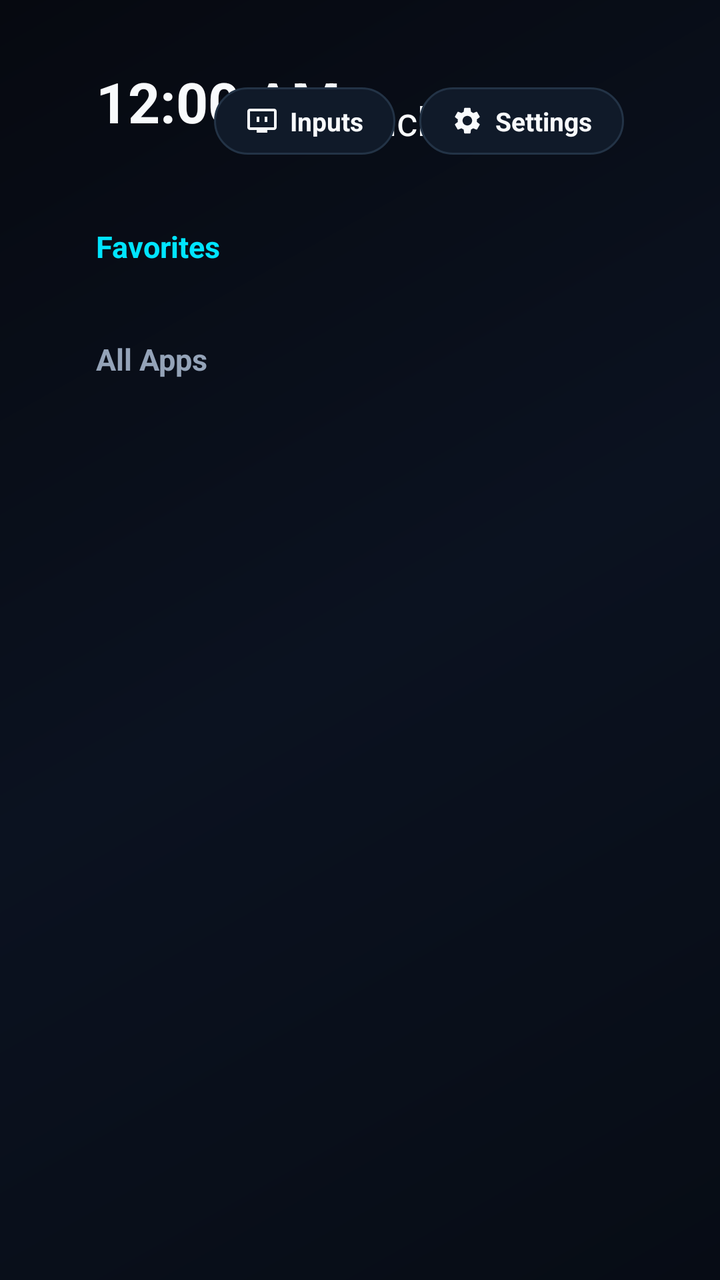
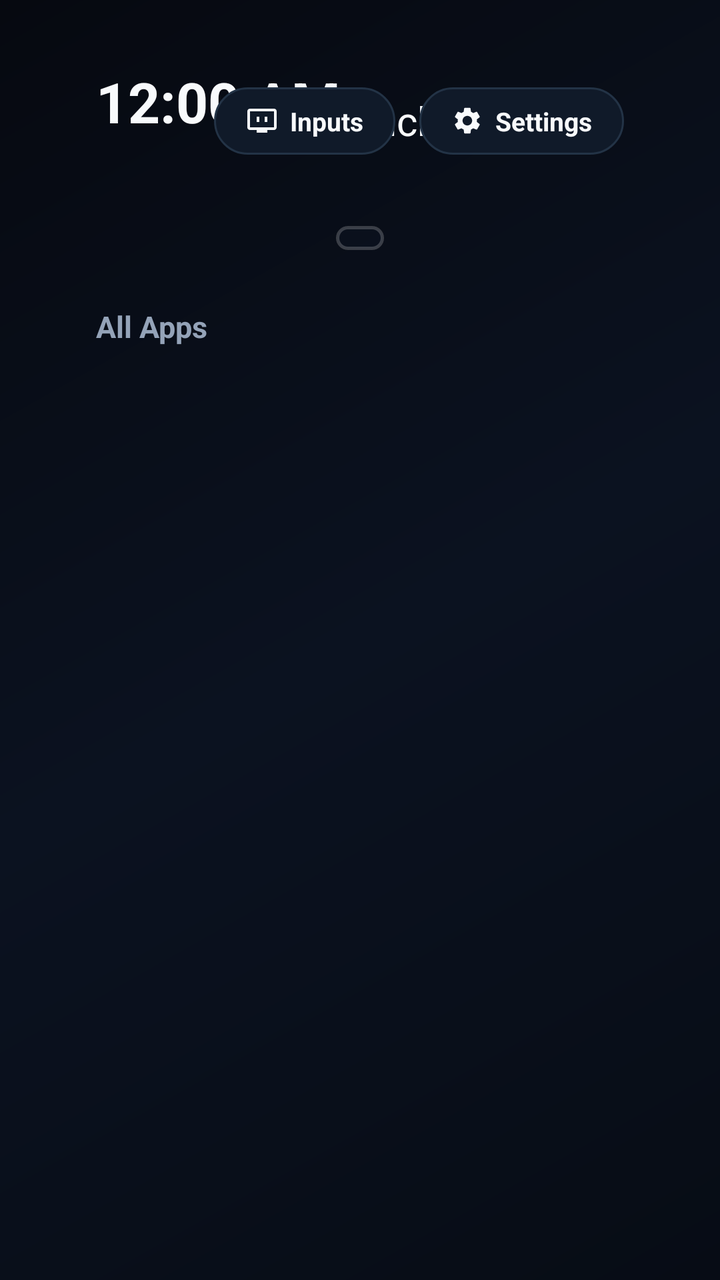

Compare the two renders of this Android layout. The source of the first and the diff that turns it into the second are given below.
<!-- AndroidManifest.xml: application theme Theme.DLaunch -->
<!-- res/layout/activity_dlaunch.xml -->
<?xml version="1.0" encoding="utf-8"?>
<FrameLayout xmlns:android="http://schemas.android.com/apk/res/android"
    android:layout_width="match_parent"
    android:layout_height="match_parent">

    
    <ImageView
        android:id="@+id/wallpaper_view"
        android:layout_width="match_parent"
        android:layout_height="match_parent"
        android:scaleType="centerCrop"
        android:contentDescription="@null"
        android:visibility="gone" />

    
    <View
        android:id="@+id/wallpaper_dim_overlay"
        android:layout_width="match_parent"
        android:layout_height="match_parent"
        android:background="#73000000"
        android:visibility="gone" />

    <LinearLayout
        android:id="@+id/root_layout"
        android:layout_width="match_parent"
        android:layout_height="match_parent"
        android:orientation="vertical"
        android:background="@drawable/bg_screen"
        android:paddingLeft="48dp"
        android:paddingRight="48dp"
        android:paddingTop="32dp"
        android:paddingBottom="24dp"
        android:clipToPadding="false"
        android:clipChildren="false">

    
    <RelativeLayout
        android:id="@+id/header_bar"
        android:layout_width="match_parent"
        android:layout_height="wrap_content"
        android:layout_marginBottom="24dp">

        
        <LinearLayout
            android:layout_width="wrap_content"
            android:layout_height="wrap_content"
            android:layout_alignParentStart="true"
            android:layout_centerVertical="true"
            android:orientation="vertical">

            <TextClock
                android:id="@+id/clock_view"
                android:layout_width="wrap_content"
                android:layout_height="wrap_content"
                android:format12Hour="h:mm a"
                android:format24Hour="HH:mm"
                android:textColor="@color/text_primary"
                android:textSize="28sp"
                android:textStyle="bold" />

            <TextView
                android:id="@+id/date_view"
                android:layout_width="wrap_content"
                android:layout_height="wrap_content"
                android:layout_marginTop="2dp"
                android:textColor="@color/text_secondary"
                android:textSize="13sp" />
        </LinearLayout>

        
        <LinearLayout
            android:layout_width="wrap_content"
            android:layout_height="wrap_content"
            android:layout_centerInParent="true"
            android:gravity="center"
            android:orientation="horizontal">

            <TextView
                android:id="@+id/brand_letter"
                android:layout_width="wrap_content"
                android:layout_height="wrap_content"
                android:text="D"
                android:textColor="@color/card_border_focused"
                android:textSize="22sp"
                android:textStyle="bold" />

            <TextView
                android:layout_width="wrap_content"
                android:layout_height="wrap_content"
                android:text="Launch"
                android:textColor="@color/text_primary"
                android:textSize="20sp"
                android:textStyle="normal" />
        </LinearLayout>

        
        <LinearLayout
            android:layout_width="wrap_content"
            android:layout_height="wrap_content"
            android:layout_alignParentEnd="true"
            android:layout_centerVertical="true"
            android:orientation="horizontal">

            
            <LinearLayout
                android:id="@+id/btn_inputs"
                android:layout_width="wrap_content"
                android:layout_height="wrap_content"
                android:layout_marginEnd="12dp"
                android:background="@drawable/bg_pill_selector"
                android:clickable="true"
                android:focusable="true"
                android:gravity="center"
                android:orientation="horizontal"
                android:paddingStart="16dp"
                android:paddingTop="8dp"
                android:paddingEnd="16dp"
                android:paddingBottom="8dp">

                <ImageView
                    android:layout_width="16dp"
                    android:layout_height="16dp"
                    android:layout_marginEnd="6dp"
                    android:src="@drawable/ic_inputs" />

                <TextView
                    android:layout_width="wrap_content"
                    android:layout_height="wrap_content"
                    android:text="@string/btn_inputs"
                    android:textColor="@color/text_primary"
                    android:textSize="13sp"
                    android:textStyle="bold" />
            </LinearLayout>

            
            <LinearLayout
                android:id="@+id/btn_settings"
                android:layout_width="wrap_content"
                android:layout_height="wrap_content"
                android:background="@drawable/bg_pill_selector"
                android:clickable="true"
                android:focusable="true"
                android:gravity="center"
                android:orientation="horizontal"
                android:paddingStart="16dp"
                android:paddingTop="8dp"
                android:paddingEnd="16dp"
                android:paddingBottom="8dp">

                <ImageView
                    android:layout_width="16dp"
                    android:layout_height="16dp"
                    android:layout_marginEnd="6dp"
                    android:src="@drawable/ic_settings" />

                <TextView
                    android:layout_width="wrap_content"
                    android:layout_height="wrap_content"
                    android:text="@string/btn_settings"
                    android:textColor="@color/text_primary"
                    android:textSize="13sp"
                    android:textStyle="bold" />
            </LinearLayout>
        </LinearLayout>
    </RelativeLayout>

    
    <ScrollView
        android:id="@+id/main_scroll"
        android:layout_width="match_parent"
        android:layout_height="match_parent"
        android:fillViewport="true"
        android:scrollbars="none"
        android:clipChildren="false"
        android:clipToPadding="false">

        <LinearLayout
            android:layout_width="match_parent"
            android:layout_height="wrap_content"
            android:orientation="vertical"
            android:clipChildren="false"
            android:clipToPadding="false">

            
            <LinearLayout
                android:id="@+id/section_favorites_container"
                android:layout_width="match_parent"
                android:layout_height="wrap_content"
                android:layout_marginBottom="24dp"
                android:orientation="vertical"
                android:clipChildren="false"
                android:clipToPadding="false">

                <TextView
                    android:id="@+id/label_favorites"
                    android:layout_width="wrap_content"
                    android:layout_height="wrap_content"
                    android:layout_marginBottom="12dp"
                    android:text="@string/section_favorites"
                    android:textColor="@color/text_accent"
                    android:textSize="15sp"
                    android:textStyle="bold" />

                <HorizontalScrollView
                    android:id="@+id/favorites_scroll"
                    android:layout_width="match_parent"
                    android:layout_height="wrap_content"
                    android:scrollbars="none"
                    android:clipChildren="false"
                    android:clipToPadding="false">

                    <LinearLayout
                        android:id="@+id/favorites_row"
                        android:layout_width="wrap_content"
                        android:layout_height="wrap_content"
                        android:orientation="horizontal"
                        android:clipChildren="false"
                        android:clipToPadding="false" />
                </HorizontalScrollView>
            </LinearLayout>

            
            <LinearLayout
                android:id="@+id/section_all_apps_container"
                android:layout_width="match_parent"
                android:layout_height="wrap_content"
                android:orientation="vertical"
                android:clipChildren="false"
                android:clipToPadding="false">

                <TextView
                    android:id="@+id/label_all_apps"
                    android:layout_width="wrap_content"
                    android:layout_height="wrap_content"
                    android:layout_marginBottom="12dp"
                    android:text="@string/section_all_apps"
                    android:textColor="@color/text_secondary"
                    android:textSize="15sp"
                    android:textStyle="bold" />

                
                <LinearLayout
                    android:id="@+id/all_apps_grid_container"
                    android:layout_width="match_parent"
                    android:layout_height="wrap_content"
                    android:orientation="vertical"
                    android:clipChildren="false"
                    android:clipToPadding="false" />

                
                <TextView
                    android:id="@+id/tv_empty"
                    android:layout_width="match_parent"
                    android:layout_height="wrap_content"
                    android:layout_marginTop="40dp"
                    android:gravity="center"
                    android:text="@string/msg_no_apps"
                    android:textColor="@color/text_secondary"
                    android:textSize="16sp"
                    android:visibility="gone" />
            </LinearLayout>

            
            <View
                android:layout_width="match_parent"
                android:layout_height="48dp" />

        </LinearLayout>
    </ScrollView>

</LinearLayout>
</FrameLayout>
<!-- resources referenced by this layout -->
<resources>
  <color name="card_border_focused">#00E5FF</color>
  <color name="text_accent">#00E5FF</color>
  <color name="text_primary">#F8FAFC</color>
  <color name="text_secondary">#94A3B8</color>
  <!-- drawable bg_pill_selector (drawable) -->
  <?xml version="1.0" encoding="utf-8"?>
  <selector xmlns:android="http://schemas.android.com/apk/res/android">
      <item android:state_focused="true" android:drawable="@drawable/bg_pill_focused" />
      <item android:state_pressed="true" android:drawable="@drawable/bg_pill_focused" />
      <item android:drawable="@drawable/bg_pill_normal" />
  </selector>
  <!-- drawable bg_screen (drawable) -->
  <?xml version="1.0" encoding="utf-8"?>
  <shape xmlns:android="http://schemas.android.com/apk/res/android"
      android:shape="rectangle">
      <gradient
          android:type="linear"
          android:angle="315"
          android:startColor="#060910"
          android:centerColor="#0B1220"
          android:endColor="#070C15" />
  </shape>
  <!-- drawable ic_inputs (drawable) -->
  <vector xmlns:android="http://schemas.android.com/apk/res/android"
      android:width="24dp"
      android:height="24dp"
      android:viewportWidth="24"
      android:viewportHeight="24">
      <path
          android:fillColor="#F8FAFC"
          android:pathData="M21,3H3C1.9,3 1,3.9 1,5v12c0,1.1 0.9,2 2,2h5v2h8v-2h5c1.1,0 1.99,-0.9 1.99,-2L23,5c0,-1.1 -0.9,-2 -2,-2zM21,17H3V5h18v12zM8,9h2v4H8zM14,9h2v4h-2z" />
  </vector>
  <string name="btn_inputs">Inputs</string>
  <string name="btn_settings">Settings</string>
  <string name="msg_no_apps">No applications detected.</string>
  <string name="section_all_apps">All Apps</string>
  <string name="section_favorites">Favorites</string>
  <style name="Theme.DLaunch" parent="@android:style/Theme.NoTitleBar.Fullscreen">
          <item name="android:windowBackground">@drawable/bg_screen</item>
          <item name="android:windowNoTitle">true</item>
          <item name="android:windowFullscreen">true</item>
          <item name="android:windowContentOverlay">@null</item>
          <item name="android:colorBackground">@color/bg_dark</item>
          <item name="android:textColorPrimary">@color/text_primary</item>
      </style>
  <!-- drawable bg_pill_focused (drawable) -->
  <?xml version="1.0" encoding="utf-8"?>
  <shape xmlns:android="http://schemas.android.com/apk/res/android"
      android:shape="rectangle">
      <corners android:radius="24dp" />
      <solid android:color="@color/pill_bg_focused" />
      <stroke
          android:width="2dp"
          android:color="#FFFFFF" />
  </shape>
  <!-- drawable bg_pill_normal (drawable) -->
  <?xml version="1.0" encoding="utf-8"?>
  <shape xmlns:android="http://schemas.android.com/apk/res/android"
      android:shape="rectangle">
      <corners android:radius="24dp" />
      <solid android:color="@color/pill_bg_normal" />
      <stroke
          android:width="1dp"
          android:color="@color/pill_border_normal" />
  </shape>
  <color name="bg_dark">#080C14</color>
  <color name="pill_bg_focused">#00E5FF</color>
  <color name="pill_bg_normal">#101A29</color>
  <color name="pill_border_normal">#233346</color>
  <!-- unchanged entries left out for length: 1 -->
</resources>

<!-- the commit's change to res/layout/activity_dlaunch.xml (unified diff, before → after) -->
@@ -186,25 +186,23 @@
                 android:id="@+id/section_favorites_container"
                 android:layout_width="match_parent"
                 android:layout_height="wrap_content"
-                android:layout_marginBottom="24dp"
+                android:layout_marginBottom="28dp"
+                android:gravity="center_horizontal"
                 android:orientation="vertical"
                 android:clipChildren="false"
                 android:clipToPadding="false">
 
-                <TextView
-                    android:id="@+id/label_favorites"
-                    android:layout_width="wrap_content"
-                    android:layout_height="wrap_content"
-                    android:layout_marginBottom="12dp"
-                    android:text="@string/section_favorites"
-                    android:textColor="@color/text_accent"
-                    android:textSize="15sp"
-                    android:textStyle="bold" />
-
+                
                 <HorizontalScrollView
                     android:id="@+id/favorites_scroll"
-                    android:layout_width="match_parent"
-                    android:layout_height="wrap_content"
+                    android:layout_width="wrap_content"
+                    android:layout_height="wrap_content"
+                    android:layout_gravity="center_horizontal"
+                    android:background="@drawable/bg_dock_capsule"
+                    android:paddingStart="12dp"
+                    android:paddingTop="6dp"
+                    android:paddingEnd="12dp"
+                    android:paddingBottom="6dp"
                     android:scrollbars="none"
                     android:clipChildren="false"
                     android:clipToPadding="false">
@@ -213,6 +211,7 @@
                         android:id="@+id/favorites_row"
                         android:layout_width="wrap_content"
                         android:layout_height="wrap_content"
+                        android:gravity="center_vertical"
                         android:orientation="horizontal"
                         android:clipChildren="false"
                         android:clipToPadding="false" />
<!-- resource entries referenced after the edit -->
@@ -1,9 +1,18 @@
 <!-- resources referenced by this layout -->
 <resources>
   <color name="card_border_focused">#00E5FF</color>
-  <color name="text_accent">#00E5FF</color>
   <color name="text_primary">#F8FAFC</color>
   <color name="text_secondary">#94A3B8</color>
+  <!-- drawable bg_dock_capsule (drawable) -->
+  <?xml version="1.0" encoding="utf-8"?>
+  <shape xmlns:android="http://schemas.android.com/apk/res/android"
+      android:shape="rectangle">
+      <corners android:radius="32dp" />
+      <solid android:color="#400F172A" />
+      <stroke
+          android:width="1.5dp"
+          android:color="#33FFFFFF" />
+  </shape>
   <!-- drawable bg_pill_selector (drawable) -->
   <?xml version="1.0" encoding="utf-8"?>
   <selector xmlns:android="http://schemas.android.com/apk/res/android">
@@ -36,7 +45,6 @@
   <string name="btn_settings">Settings</string>
   <string name="msg_no_apps">No applications detected.</string>
   <string name="section_all_apps">All Apps</string>
-  <string name="section_favorites">Favorites</string>
   <style name="Theme.DLaunch" parent="@android:style/Theme.NoTitleBar.Fullscreen">
           <item name="android:windowBackground">@drawable/bg_screen</item>
           <item name="android:windowNoTitle">true</item>
